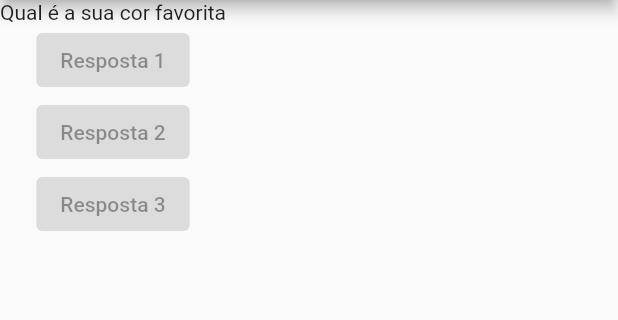
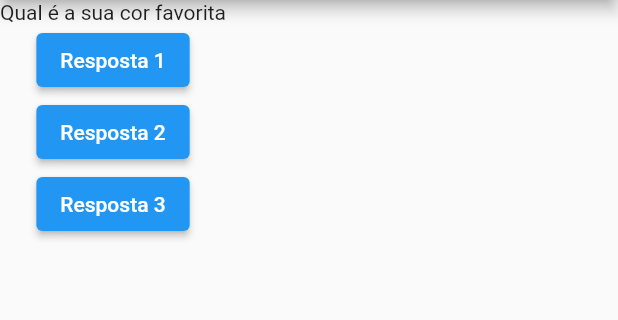
Before and after one commit to xFabriicioJS/primeiro-app-flutter, a Flutter app: the screen it shows after launch, on a phone screen of 412 x 824 dp, the part 84-404 px from its top. Run offline on Flutter 3.47's test engine with Material 2 defaults, Android fonts, the phone set to English and light mode, and no system bars.

Commit message:
aula domingo

```diff
--- a/lib/main.dart
+++ b/lib/main.dart
@@ -1,19 +1,32 @@
 import 'package:flutter/material.dart';
+import './questao.dart';
 
 void main(List<String> args) {
   runApp(PerguntaApp());
 }
 
-class PerguntaApp extends StatelessWidget {
-  final List<String> perguntas = [
-    'Qual é a sua cor favorita',
-    'Qual o seu animal favorito'
-  ];
+//como se fossem os states dos hooks do react (useState)
 
-  PerguntaApp({super.key});
+class _PerguntasAppState extends State<PerguntaApp> {
+  //o nosso state
+  var _perguntaSelecionada = 0;
 
+  //método para modificar o state
+  void _responder() {
+    setState(() {
+      _perguntaSelecionada++;
+    });
+    print(_perguntaSelecionada);
+  }
+
+  //método build
   @override
   Widget build(BuildContext context) {
+    final List<String> perguntas = [
+      'Qual é a sua cor favorita',
+      'Qual o seu animal favorito'
+    ];
+
     return MaterialApp(
       home: Scaffold(
         appBar: AppBar(
@@ -21,13 +34,20 @@ class PerguntaApp extends StatelessWidget {
         ),
         body: Column(
           children: [
-            Text(perguntas.elementAt(0)),
-            const ElevatedButton(onPressed: null, child: Text('Resposta 1')),
-            const ElevatedButton(onPressed: null, child: Text('Resposta 2')),
-            const ElevatedButton(onPressed: null, child: Text('Resposta 3')),
+            Questao(perguntas[_perguntaSelecionada]),
+            ElevatedButton(onPressed: _responder, child: Text('Resposta 1')),
+            ElevatedButton(onPressed: _responder, child: Text('Resposta 2')),
+            ElevatedButton(onPressed: _responder, child: Text('Resposta 3')),
           ],
         ),
       ),
     );
   }
 }
+
+class PerguntaApp extends StatefulWidget {
+  @override
+  _PerguntasAppState createState() {
+    return _PerguntasAppState();
+  }
+}
--- /dev/null
+++ b/lib/questao.dart
@@ -0,0 +1,20 @@
+import 'package:flutter/src/widgets/container.dart';
+import 'package:flutter/src/widgets/framework.dart';
+import 'package:flutter/material.dart';
+
+class Questao extends StatelessWidget {
+  String texto = '';
+
+  //construtor simplificado
+  Questao(this.texto);
+
+  //construtor tradicional
+  // Questao(texto){
+  //   this.texto = texto;
+  // }
+
+  @override
+  Widget build(BuildContext context) {
+    return Text(texto);
+  }
+}
```
